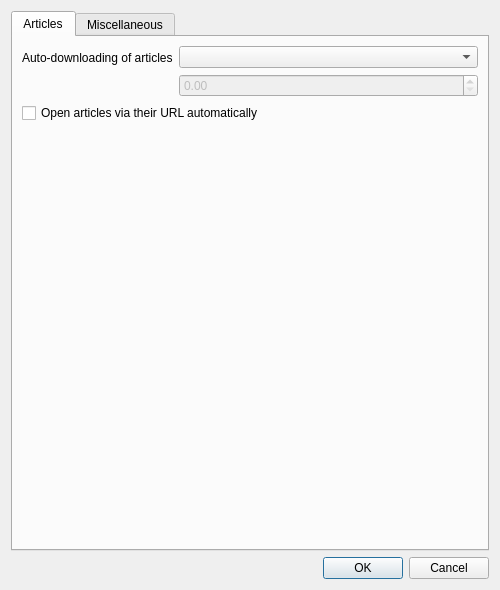
Old version of the form src/librssguard/services/abstract/gui/formfeeddetails.ui in the repository martinrotter/rssguard.
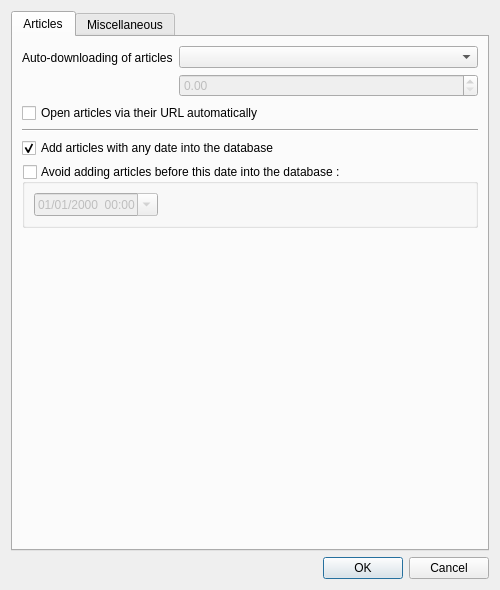
New version of the form. Custom widgets are drawn as their Qt base class.

Commit message:
RTL layout direction to feeds
I added a feature that lets change the feed's articles from right to left for languages such as Arabic, Urdu, Hebrew, Farsi...
To enable it :  **The desired feed -> Edit selected item -> Articles -> Right-to-left layout**.

![LTR](https://github.com/martinrotter/rssguard/assets/25085777/a555d38d-a066-44d2-b0d0-158daae4ac2b)
![RTL](https://github.com/martinrotter/rssguard/assets/25085777/81cde3e3-f645-4c2b-a46a-d60aa5f54bd7)

Diff of the .ui file:
```diff
--- a/src/librssguard/services/abstract/gui/formfeeddetails.ui
+++ b/src/librssguard/services/abstract/gui/formfeeddetails.ui
@@ -59,6 +59,64 @@
          </property>
         </widget>
        </item>
+       <item row="2" column="0" colspan="2">
+        <widget class="Line" name="line">
+         <property name="orientation">
+          <enum>Qt::Horizontal</enum>
+         </property>
+        </widget>
+       </item>
+       <item row="3" column="0" colspan="2">
+        <widget class="QCheckBox" name="m_cbAddAnyDateArticles">
+         <property name="text">
+          <string>Add articles with any date into the database</string>
+         </property>
+         <property name="checked">
+          <bool>true</bool>
+         </property>
+        </widget>
+       </item>
+       <item row="4" column="0" colspan="2">
+        <widget class="QGroupBox" name="m_gbAvoidOldArticles">
+         <property name="enabled">
+          <bool>true</bool>
+         </property>
+         <property name="title">
+          <string>Avoid adding articles before this date into the database :</string>
+         </property>
+         <property name="checkable">
+          <bool>true</bool>
+         </property>
+         <property name="checked">
+          <bool>false</bool>
+         </property>
+         <layout class="QGridLayout" name="gridLayout">
+          <item row="1" column="0">
+           <widget class="QDateTimeEdit" name="m_dtDateTimeToAvoid">
+            <property name="displayFormat">
+             <string>dd/MM/yyyy  HH:mm</string>
+            </property>
+            <property name="calendarPopup">
+             <bool>true</bool>
+            </property>
+           </widget>
+          </item>
+          <item row="1" column="1">
+           <spacer name="horizontalSpacer">
+            <property name="orientation">
+             <enum>Qt::Horizontal</enum>
+            </property>
+            <property name="sizeHint" stdset="0">
+             <size>
+              <width>40</width>
+              <height>20</height>
+             </size>
+            </property>
+           </spacer>
+          </item>
+         </layout>
+        </widget>
+       </item>
       </layout>
      </widget>
      <widget class="QWidget" name="tabMisc">
```
The commit also changes 14 other files.
